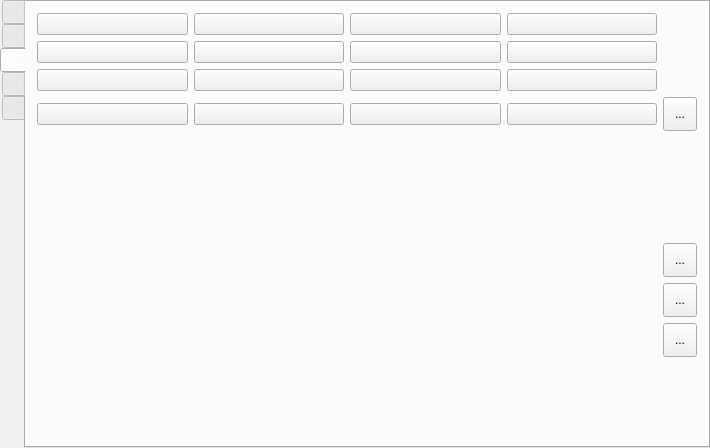
This is src/formMainWindow.ui in vkohaupt/vokoscreenNG as Qt 5 draws it before an edit. The edited form follows.
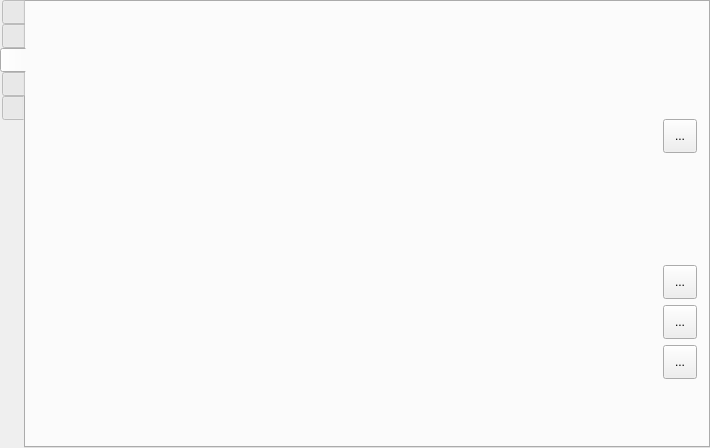
This is the edited form. The open tabs and pages were chosen to show the change. Icons and pictures are not drawn.

Patch:
```diff
--- a/src/formMainWindow.ui
+++ b/src/formMainWindow.ui
@@ -2634,165 +2634,7 @@
        </attribute>
        <layout class="QVBoxLayout" name="verticalLayout_32">
         <item>
-         <layout class="QGridLayout" name="gridLayout_11">
-          <item row="0" column="3">
-           <widget class="QPushButton" name="pushButton_darkCyan">
-            <property name="text">
-             <string notr="true"/>
-            </property>
-           </widget>
-          </item>
-          <item row="6" column="0" colspan="4">
-           <layout class="QHBoxLayout" name="horizontalLayout_32">
-            <item alignment="Qt::AlignLeft">
-             <widget class="QLabel" name="label_27">
-              <property name="sizePolicy">
-               <sizepolicy hsizetype="Minimum" vsizetype="Preferred">
-                <horstretch>0</horstretch>
-                <verstretch>0</verstretch>
-               </sizepolicy>
-              </property>
-              <property name="maximumSize">
-               <size>
-                <width>34</width>
-                <height>13</height>
-               </size>
-              </property>
-              <property name="text">
-               <string notr="true"/>
-              </property>
-              <property name="pixmap">
-               <pixmap resource="screencast.qrc">:/pictures/showClick/transparenz.png</pixmap>
-              </property>
-              <property name="scaledContents">
-               <bool>true</bool>
-              </property>
-             </widget>
-            </item>
-            <item>
-             <layout class="QHBoxLayout" name="horizontalLayoutOpacity"/>
-            </item>
-           </layout>
-          </item>
-          <item row="1" column="3">
-           <widget class="QPushButton" name="pushButton_darkMagenta">
-            <property name="text">
-             <string notr="true"/>
-            </property>
-           </widget>
-          </item>
-          <item row="3" column="3">
-           <widget class="QPushButton" name="pushButton_darkGray">
-            <property name="minimumSize">
-             <size>
-              <width>0</width>
-              <height>0</height>
-             </size>
-            </property>
-            <property name="text">
-             <string notr="true"/>
-            </property>
-           </widget>
-          </item>
-          <item row="7" column="0" colspan="4">
-           <layout class="QHBoxLayout" name="horizontalLayout_5">
-            <item alignment="Qt::AlignLeft">
-             <widget class="QLabel" name="label_26">
-              <property name="sizePolicy">
-               <sizepolicy hsizetype="Minimum" vsizetype="Preferred">
-                <horstretch>0</horstretch>
-                <verstretch>0</verstretch>
-               </sizepolicy>
-              </property>
-              <property name="minimumSize">
-               <size>
-                <width>34</width>
-                <height>0</height>
-               </size>
-              </property>
-              <property name="maximumSize">
-               <size>
-                <width>25</width>
-                <height>34</height>
-               </size>
-              </property>
-              <property name="sizeIncrement">
-               <size>
-                <width>0</width>
-                <height>0</height>
-               </size>
-              </property>
-              <property name="text">
-               <string notr="true"/>
-              </property>
-              <property name="pixmap">
-               <pixmap resource="screencast.qrc">:/pictures/showClick/sandglass.png</pixmap>
-              </property>
-              <property name="scaledContents">
-               <bool>true</bool>
-              </property>
-              <property name="margin">
-               <number>0</number>
-              </property>
-             </widget>
-            </item>
-            <item>
-             <layout class="QHBoxLayout" name="horizontalLayoutShowtime"/>
-            </item>
-           </layout>
-          </item>
-          <item row="2" column="0">
-           <widget class="QPushButton" name="pushButton_green">
-            <property name="text">
-             <string notr="true"/>
-            </property>
-           </widget>
-          </item>
-          <item row="2" column="2">
-           <widget class="QPushButton" name="pushButton_yellow">
-            <property name="text">
-             <string notr="true"/>
-            </property>
-           </widget>
-          </item>
-          <item row="1" column="2">
-           <widget class="QPushButton" name="pushButton_magenta">
-            <property name="text">
-             <string notr="true"/>
-            </property>
-           </widget>
-          </item>
-          <item row="0" column="0">
-           <widget class="QPushButton" name="pushButton_white">
-            <property name="text">
-             <string notr="true"/>
-            </property>
-           </widget>
-          </item>
-          <item row="3" column="2">
-           <widget class="QPushButton" name="pushButton_gray">
-            <property name="text">
-             <string notr="true"/>
-            </property>
-           </widget>
-          </item>
-          <item row="1" column="1">
-           <widget class="QPushButton" name="pushButton_darkRed">
-            <property name="text">
-             <string notr="true"/>
-            </property>
-           </widget>
-          </item>
-          <item row="0" column="1">
-           <widget class="QPushButton" name="pushButton_black">
-            <property name="autoFillBackground">
-             <bool>false</bool>
-            </property>
-            <property name="text">
-             <string notr="true"/>
-            </property>
-           </widget>
-          </item>
+         <layout class="QGridLayout" name="gridLayoutShowClick">
           <item row="5" column="0" colspan="4">
            <layout class="QHBoxLayout" name="horizontalLayout_39">
             <item alignment="Qt::AlignLeft">
@@ -2828,15 +2670,8 @@
             </item>
            </layout>
           </item>
-          <item row="3" column="1">
-           <widget class="QPushButton" name="pushButton_darkBlue">
-            <property name="text">
-             <string notr="true"/>
-            </property>
-           </widget>
-          </item>
-          <item row="5" column="4">
-           <widget class="QToolButton" name="toolButtonSliderCircleDefault">
+          <item row="7" column="4">
+           <widget class="QToolButton" name="toolButtonShowTimeDefault">
             <property name="minimumSize">
              <size>
               <width>34</width>
@@ -2904,39 +2739,11 @@
             </property>
            </spacer>
           </item>
-          <item row="3" column="0">
-           <widget class="QPushButton" name="pushButton_blue">
-            <property name="text">
-             <string notr="true"/>
-            </property>
-           </widget>
-          </item>
-          <item row="6" column="4">
-           <widget class="QToolButton" name="toolButtonSliderOpacityDefault">
-            <property name="minimumSize">
-             <size>
-              <width>34</width>
-              <height>34</height>
-             </size>
-            </property>
-            <property name="text">
-             <string notr="true">...</string>
-            </property>
-            <property name="icon">
-             <iconset>
-              <normaloff>:/pictures/showclick/undo.png</normaloff>:/pictures/showclick/undo.png</iconset>
-            </property>
-           </widget>
-          </item>
           <item row="0" column="2">
-           <widget class="QPushButton" name="pushButton_cyan">
-            <property name="text">
-             <string notr="true"/>
-            </property>
-           </widget>
+           <layout class="QHBoxLayout" name="horizontalLayout_red"/>
           </item>
-          <item row="7" column="4">
-           <widget class="QToolButton" name="toolButtonShowTimeDefault">
+          <item row="5" column="4">
+           <widget class="QToolButton" name="toolButtonSliderCircleDefault">
             <property name="minimumSize">
              <size>
               <width>34</width>
@@ -2952,19 +2759,100 @@
             </property>
            </widget>
           </item>
-          <item row="1" column="0">
-           <widget class="QPushButton" name="pushButton_red">
-            <property name="text">
-             <string notr="true"/>
+          <item row="0" column="4">
+           <spacer name="verticalSpacer_15">
+            <property name="orientation">
+             <enum>Qt::Vertical</enum>
             </property>
-           </widget>
-          </item>
-          <item row="2" column="3">
-           <widget class="QPushButton" name="pushButton_darkYellow">
-            <property name="text">
-             <string notr="true"/>
+            <property name="sizeHint" stdset="0">
+             <size>
+              <width>20</width>
+              <height>40</height>
+             </size>
             </property>
-           </widget>
+           </spacer>
+          </item>
+          <item row="7" column="0" colspan="4">
+           <layout class="QHBoxLayout" name="horizontalLayout_5">
+            <item alignment="Qt::AlignLeft">
+             <widget class="QLabel" name="label_26">
+              <property name="sizePolicy">
+               <sizepolicy hsizetype="Minimum" vsizetype="Preferred">
+                <horstretch>0</horstretch>
+                <verstretch>0</verstretch>
+               </sizepolicy>
+              </property>
+              <property name="minimumSize">
+               <size>
+                <width>34</width>
+                <height>0</height>
+               </size>
+              </property>
+              <property name="maximumSize">
+               <size>
+                <width>25</width>
+                <height>34</height>
+               </size>
+              </property>
+              <property name="sizeIncrement">
+               <size>
+                <width>0</width>
+                <height>0</height>
+               </size>
+              </property>
+              <property name="text">
+               <string notr="true"/>
+              </property>
+              <property name="pixmap">
+               <pixmap resource="screencast.qrc">:/pictures/showClick/sandglass.png</pixmap>
+              </property>
+              <property name="scaledContents">
+               <bool>true</bool>
+              </property>
+              <property name="margin">
+               <number>0</number>
+              </property>
+             </widget>
+            </item>
+            <item>
+             <layout class="QHBoxLayout" name="horizontalLayoutShowtime"/>
+            </item>
+           </layout>
+          </item>
+          <item row="6" column="0" colspan="4">
+           <layout class="QHBoxLayout" name="horizontalLayout_32">
+            <item alignment="Qt::AlignLeft">
+             <widget class="QLabel" name="label_27">
+              <property name="sizePolicy">
+               <sizepolicy hsizetype="Minimum" vsizetype="Preferred">
+                <horstretch>0</horstretch>
+                <verstretch>0</verstretch>
+               </sizepolicy>
+              </property>
+              <property name="maximumSize">
+               <size>
+                <width>34</width>
+                <height>13</height>
+               </size>
+              </property>
+              <property name="text">
+               <string notr="true"/>
+              </property>
+              <property name="pixmap">
+               <pixmap resource="screencast.qrc">:/pictures/showClick/transparenz.png</pixmap>
+              </property>
+              <property name="scaledContents">
+               <bool>true</bool>
+              </property>
+             </widget>
+            </item>
+            <item>
+             <layout class="QHBoxLayout" name="horizontalLayoutOpacity"/>
+            </item>
+           </layout>
+          </item>
+          <item row="0" column="3">
+           <layout class="QHBoxLayout" name="horizontalLayout_darkRed"/>
           </item>
           <item row="3" column="4">
            <widget class="QToolButton" name="toolButtonColorDefault">
@@ -2983,6 +2871,26 @@
             </property>
            </widget>
           </item>
+          <item row="6" column="4">
+           <widget class="QToolButton" name="toolButtonSliderOpacityDefault">
+            <property name="minimumSize">
+             <size>
+              <width>34</width>
+              <height>34</height>
+             </size>
+            </property>
+            <property name="text">
+             <string notr="true">...</string>
+            </property>
+            <property name="icon">
+             <iconset>
+              <normaloff>:/pictures/showclick/undo.png</normaloff>:/pictures/showclick/undo.png</iconset>
+            </property>
+           </widget>
+          </item>
+          <item row="0" column="0">
+           <layout class="QHBoxLayout" name="horizontalLayout_white"/>
+          </item>
           <item row="9" column="0" colspan="4">
            <layout class="QHBoxLayout" name="horizontalLayout_15">
             <item>
@@ -3000,12 +2908,70 @@
             </item>
            </layout>
           </item>
+          <item row="0" column="1">
+           <layout class="QHBoxLayout" name="horizontalLayout_black"/>
+          </item>
+          <item row="1" column="4">
+           <spacer name="verticalSpacer_20">
+            <property name="orientation">
+             <enum>Qt::Vertical</enum>
+            </property>
+            <property name="sizeHint" stdset="0">
+             <size>
+              <width>20</width>
+              <height>40</height>
+             </size>
+            </property>
+           </spacer>
+          </item>
+          <item row="2" column="4">
+           <spacer name="verticalSpacer_22">
+            <property name="orientation">
+             <enum>Qt::Vertical</enum>
+            </property>
+            <property name="sizeHint" stdset="0">
+             <size>
+              <width>20</width>
+              <height>40</height>
+             </size>
+            </property>
+           </spacer>
+          </item>
+          <item row="1" column="0">
+           <layout class="QHBoxLayout" name="horizontalLayout_green"/>
+          </item>
+          <item row="1" column="1">
+           <layout class="QHBoxLayout" name="horizontalLayout_darkGreen"/>
+          </item>
+          <item row="1" column="2">
+           <layout class="QHBoxLayout" name="horizontalLayout_blue"/>
+          </item>
+          <item row="1" column="3">
+           <layout class="QHBoxLayout" name="horizontalLayout_darkBlue"/>
+          </item>
+          <item row="2" column="0">
+           <layout class="QHBoxLayout" name="horizontalLayout_cyan"/>
+          </item>
           <item row="2" column="1">
-           <widget class="QPushButton" name="pushButton_darkGreen">
-            <property name="text">
-             <string notr="true"/>
-            </property>
-           </widget>
+           <layout class="QHBoxLayout" name="horizontalLayout_darkCyan"/>
+          </item>
+          <item row="2" column="2">
+           <layout class="QHBoxLayout" name="horizontalLayout_magenta"/>
+          </item>
+          <item row="2" column="3">
+           <layout class="QHBoxLayout" name="horizontalLayout_darkMagenta"/>
+          </item>
+          <item row="3" column="0">
+           <layout class="QHBoxLayout" name="horizontalLayout_yellow"/>
+          </item>
+          <item row="3" column="1">
+           <layout class="QHBoxLayout" name="horizontalLayout_darkYellow"/>
+          </item>
+          <item row="3" column="2">
+           <layout class="QHBoxLayout" name="horizontalLayout_gray"/>
+          </item>
+          <item row="3" column="3">
+           <layout class="QHBoxLayout" name="horizontalLayout_darkGray"/>
           </item>
          </layout>
         </item>
```
